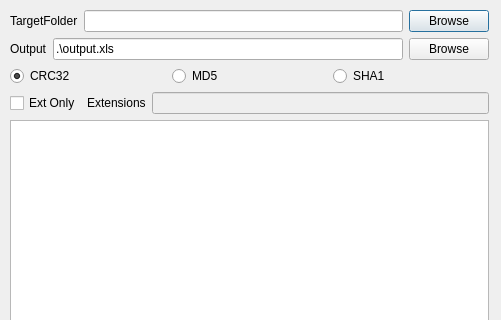
The window that qt4/MainDlg.ui (ppiazi/FilesInfoReader) describes before a commit, drawn with Qt 5; both pictures show x 0 to 501 and y 0 to 320 of the 501 by 539 pixel window.
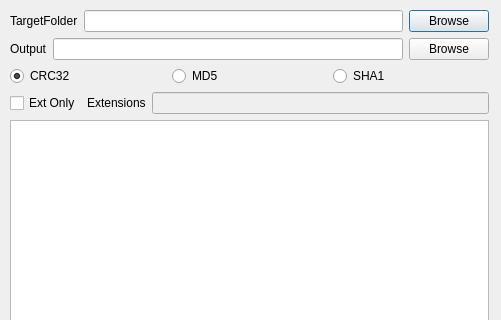
The same window after the commit.

Commit message: qt designer에 output 기본 값 삭제. FilesInfoReaderMainGui.py에서 기본 값을 제어하도록 수정.

```diff
--- a/qt4/MainDlg.ui
+++ b/qt4/MainDlg.ui
@@ -13,7 +13,7 @@
   <property name="windowTitle">
    <string>FilesInfoReader GUI</string>
   </property>
-  <widget class="QWidget" name="">
+  <widget class="QWidget" name="layoutWidget">
    <property name="geometry">
     <rect>
      <x>10</x>
@@ -62,7 +62,7 @@
       <item>
        <widget class="QLineEdit" name="EditOutput">
         <property name="text">
-         <string>.\output.xls</string>
+         <string/>
         </property>
        </widget>
       </item>
```
Left out of the diff: 5 changed lines with no effect on the pictures. The commit also changes 2 other files.
